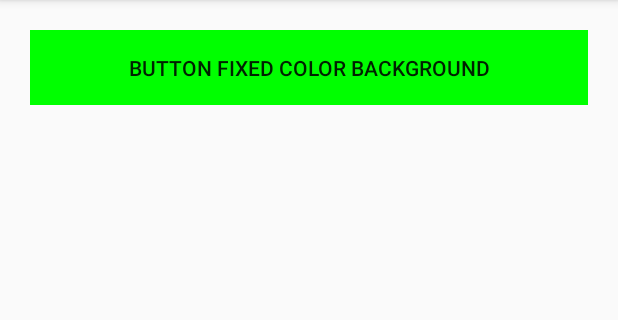
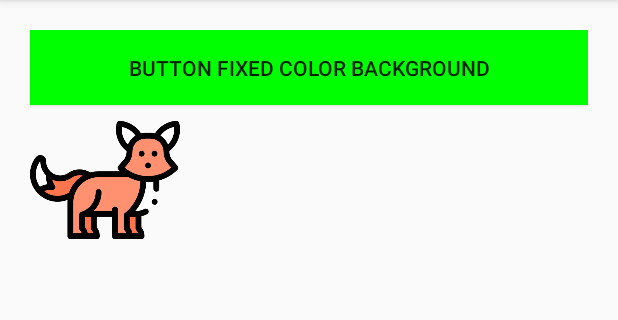
Before and after one commit to ragar90/background-example, an Android app: the screen it shows after launch (MainActivity), on a phone screen of 412 x 824 dp, the part 84-404 px from its top. Run offline under Robolectric (Android 15) with nearby library versions, the phone set to English and light mode, and no system bars.

Commit message:
2- Button with image background

```diff
--- a/app/src/main/res/layout/activity_main.xml
+++ b/app/src/main/res/layout/activity_main.xml
@@ -20,6 +20,12 @@
         android:layout_height="50dp"
         android:background="#00FF00"
         android:text="Button Fixed color background" />
+      <Button
+        android:layout_width="100dp"
+        android:layout_height="100dp"
+        android:background="@drawable/animals"
+        android:textColor="#4C3B3B"
+        android:textStyle="bold" />
     </LinearLayout>
   </androidx.core.widget.NestedScrollView>
 
```
